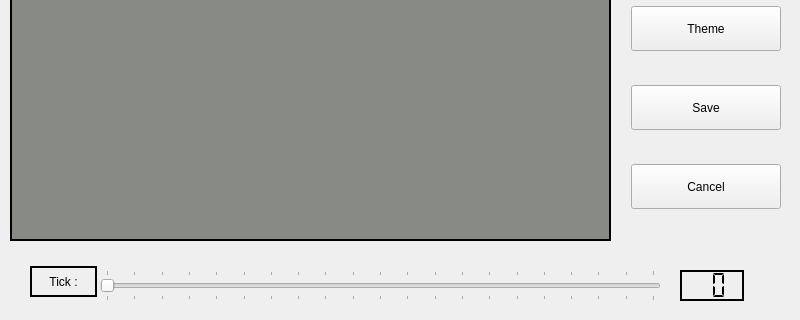
The window that Aissa/level_editor/leveleditor.ui (ULB-INFO-F-209/l-type-groupe-2-2020) describes before a commit, drawn with Qt 5; both pictures show x 0 to 800 and y 280 to 600 of the 800 by 600 pixel window.
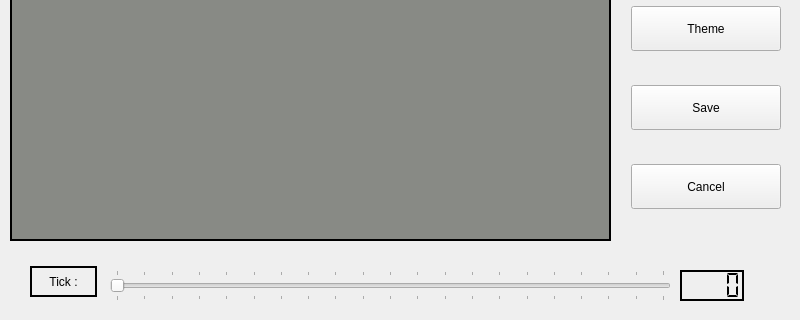
The same window after the commit.

The edit to the form file:
```diff
--- a/Aissa/level_editor/leveleditor.ui
+++ b/Aissa/level_editor/leveleditor.ui
@@ -169,7 +169,7 @@
    <widget class="QSlider" name="tick_label">
     <property name="geometry">
      <rect>
-      <x>100</x>
+      <x>110</x>
       <y>550</y>
       <width>561</width>
       <height>31</height>
@@ -201,10 +201,13 @@
      <enum>Qt::DefaultContextMenu</enum>
     </property>
     <property name="maximum">
-     <number>20</number>
+     <number>3000</number>
+    </property>
+    <property name="singleStep">
+     <number>1</number>
     </property>
     <property name="pageStep">
-     <number>3</number>
+     <number>1</number>
     </property>
     <property name="tracking">
      <bool>false</bool>
@@ -222,7 +225,7 @@
      <enum>QSlider::TicksBothSides</enum>
     </property>
     <property name="tickInterval">
-     <number>1</number>
+     <number>150</number>
     </property>
    </widget>
    <widget class="QLCDNumber" name="tick_lcd">
@@ -244,7 +247,7 @@
      <number>3</number>
     </property>
     <property name="digitCount">
-     <number>2</number>
+     <number>4</number>
     </property>
     <property name="segmentStyle">
      <enum>QLCDNumber::Flat</enum>
```
Left out of the diff: 21 changed lines with no effect on the pictures.
